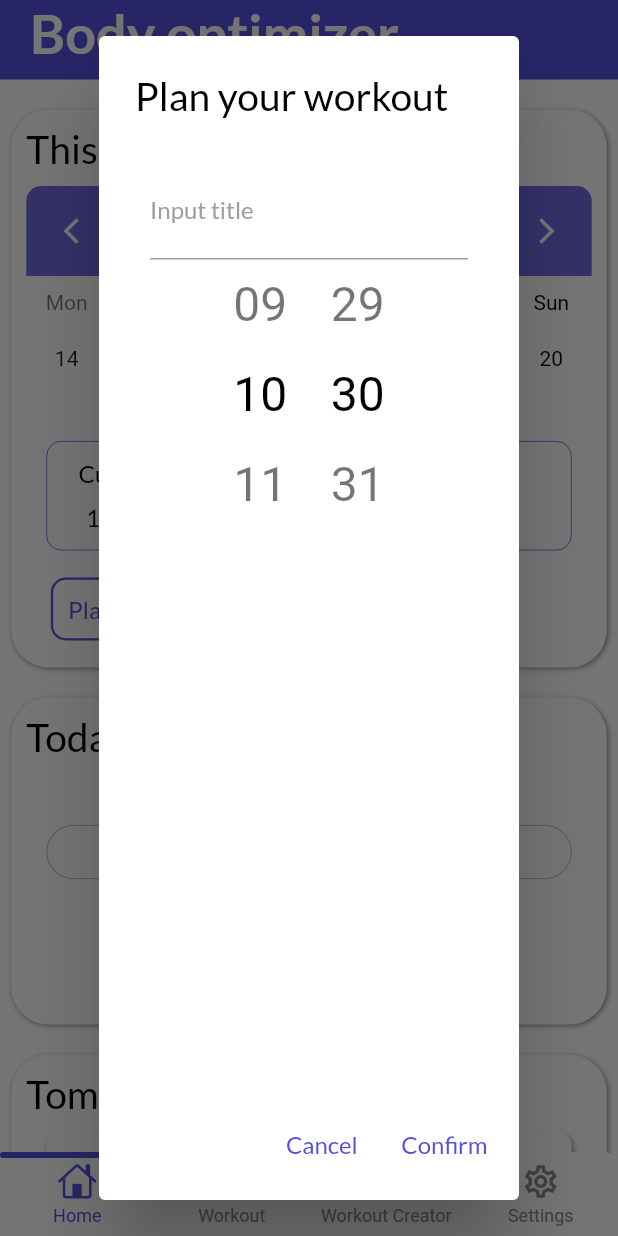
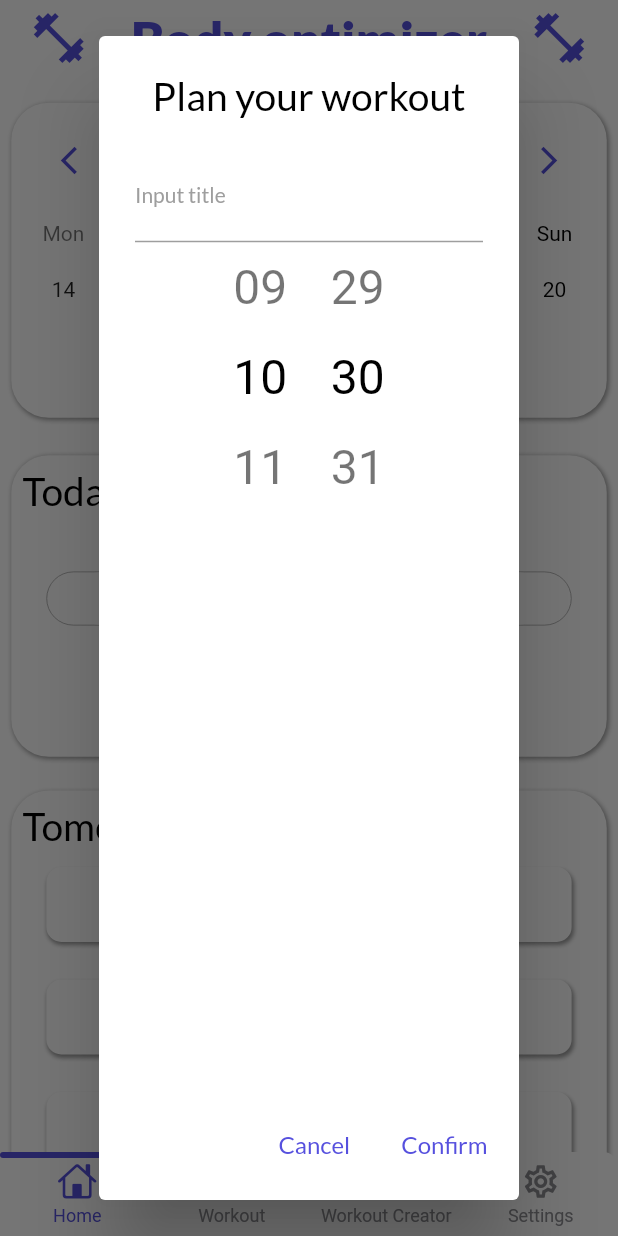
Before and after one commit to dolienn/body_optimizer, a Flutter app: the screen it shows after launch, after a tap on "Plan workout", on a phone screen of 412 x 824 dp. Run offline on Flutter 3.47's test engine with Material 2 defaults, Android fonts, the phone set to English and light mode, and no system bars; drawn by our look-alikes of flutter_time_picker_spinner, getwidget, persistent_bottom_nav_bar, table_calendar; our stand-ins replace animated_splash_screen, elegant_notification, google_fonts.

Commit message:
some updates

```diff
--- /dev/null
+++ b/lib/constants.dart
@@ -0,0 +1,23 @@
+import 'package:google_fonts/google_fonts.dart';
+import 'package:flutter/material.dart';
+
+class PublicVariables {
+  var mainColor = const Color(0xFF5650DE);
+  var accentColor = const Color(0xFFF869D5);
+  var paddingAll = const EdgeInsets.all(7.5);
+  var marginSymmetricVertical = const EdgeInsets.symmetric(vertical: 12.5);
+  var normalText = GoogleFonts.lato(color: Colors.black, fontSize: 14);
+  var normalItalizedText = GoogleFonts.lato(
+      color: Colors.black, fontSize: 16, fontStyle: FontStyle.italic);
+  var normalWhiteText = GoogleFonts.lato(color: Colors.white, fontSize: 14);
+  var normalGreyText = GoogleFonts.lato(color: Colors.grey, fontSize: 14);
+  var normalMainColorText =
+      GoogleFonts.lato(color: const Color(0xFF5650DE), fontSize: 16);
+  var subheaderText = GoogleFonts.lato(color: Colors.black, fontSize: 20);
+  var headerText = GoogleFonts.lato(color: Colors.black, fontSize: 26);
+  var bannerText = GoogleFonts.lato(
+      color: const Color(0xFF5650DE),
+      fontSize: 34,
+      fontWeight: FontWeight.w900);
+  var titleText = GoogleFonts.lato(color: Colors.black, fontSize: 42);
+}
--- a/lib/screens/homepage.dart
+++ b/lib/screens/homepage.dart
@@ -1,12 +1,14 @@
 import 'package:flutter_time_picker_spinner/flutter_time_picker_spinner.dart';
 import 'package:elegant_notification/elegant_notification.dart';
 import 'package:elegant_notification/resources/arrays.dart';
-import 'package:body_optimizer/screens/mainpage.dart';
 import 'package:table_calendar/table_calendar.dart';
+import 'package:path_provider/path_provider.dart';
 import 'package:google_fonts/google_fonts.dart';
 import 'package:getwidget/getwidget.dart';
 import 'package:flutter/material.dart';
 import 'package:intl/intl.dart';
+import '../constants.dart';
+import 'dart:io';
 
 class MyHomePage extends StatefulWidget {
   const MyHomePage({Key? key}) : super(key: key);
@@ -16,6 +18,8 @@ class MyHomePage extends StatefulWidget {
 }
 
 class _MyHomePageState extends State<MyHomePage> {
+  // FILE //
+  String fileName = "savedEvents.json";
   // VARIABLES FROM OTHER SITES (for now placeholder) //
   String workoutToday = "Abs workout";
   List<String> workoutTomorrow = [
@@ -58,25 +62,53 @@ class _MyHomePageState extends State<MyHomePage> {
     return [];
   }
 
-  // WHEN APP LAUNCHES ADDS SOME EVENTS THAT I MANUALLY ADDED HERE //
-  loadPreviousEvents() {
-    selectedEvents = {
-      "2022-11-15": [
-        {"eventTitle": "Legs Workout", "eventTime": "21:35"},
-        {"eventTitle": "Back Workout", "eventTime": "22:50"}
-      ],
-      "2022-11-16": [
-        {"eventTitle": "Custom workout", "eventTime": "12:15"}
-      ],
-    };
+  // FILE INITIALIZATION //
+
+  Future<String> getFilePath() async {
+    Directory documentsDirectory = await getApplicationDocumentsDirectory();
+    String documentsPath = documentsDirectory.path;
+    String filePath = '$documentsPath/$fileName';
+    File(filePath).createSync();
+    return filePath;
+  }
+
+  void saveFile(date, title, time) async {
+    File file = File(await getFilePath());
+    file.writeAsString("$date\n$title\n$time\n",
+        mode: FileMode.writeOnlyAppend);
+  }
+
+  void readFile() async {
+    File file = File(await getFilePath());
+    List<String> fileEvents = await file.readAsLines();
+    for (int i = 0; i < fileEvents.length; i += 3) {
+      if (selectedEvents.containsKey(fileEvents[i])) {
+        selectedEvents[fileEvents[i]]!.addAll([
+          {
+            "eventTitle": fileEvents[i + 1],
+            "eventTime": fileEvents[i + 2],
+          }
+        ]);
+      } else {
+        selectedEvents.addAll({
+          fileEvents[i]: [
+            {
+              "eventTitle": fileEvents[i + 1],
+              "eventTime": fileEvents[i + 2],
+            }
+          ]
+        });
+      }
+    }
+    setState(() {});
   }
 
   @override
   void initState() {
     super.initState();
+    _selectedDay = _focusedDay;
     countPercentage();
-    loadPreviousEvents();
-    _selectedDay = _focusedDay;
+    readFile();
   }
 
   @override
@@ -87,15 +119,25 @@ class _MyHomePageState extends State<MyHomePage> {
       body: SingleChildScrollView(
         child: Column(children: [
           Container(
-            margin: const EdgeInsets.only(bottom: 10),
+            alignment: Alignment.center,
+            margin: const EdgeInsets.all(5),
             width: double.infinity,
-            padding: const EdgeInsets.only(bottom: 10, left: 20),
-            decoration: BoxDecoration(
-              color: PublicVariables().mainColor,
+            padding: const EdgeInsets.only(bottom: 5),
+            decoration: const BoxDecoration(
+              color: Colors.white,
             ),
             child: SafeArea(
-              child:
+              child: Row(
+                mainAxisAlignment: MainAxisAlignment.spaceAround,
+                crossAxisAlignment: CrossAxisAlignment.center,
+                children: [
+                  Icon(Icons.fitness_center_outlined,
+                      size: 40, color: PublicVariables().mainColor),
                   Text("Body optimizer", style: PublicVariables().bannerText),
+                  Icon(Icons.fitness_center_outlined,
+                      size: 40, color: PublicVariables().mainColor),
+                ],
+              ),
             ),
           ),
           Container(
@@ -114,36 +156,31 @@ class _MyHomePageState extends State<MyHomePage> {
                         offset: Offset(1, 1)),
                   ],
                 ),
-                child: Padding(
-                  padding: PublicVariables().paddingAll,
                 child: Column(children: [
                   Container(
-                        alignment: Alignment.topLeft,
-                        child: Text("This week",
-                            style: PublicVariables().headerText)),
-                    Container(
-                      margin: PublicVariables().marginSymmetricVertical,
-                      padding: const EdgeInsets.only(bottom: 10),
+                    padding: PublicVariables().paddingAll,
                     child: TableCalendar(
                       focusedDay: _focusedDay,
                       firstDay: DateTime(2022),
                       lastDay: DateTime(2050),
                       calendarFormat: _calendarFormat,
+                      formatAnimationCurve: Curves.easeInOut,
+                      formatAnimationDuration:
+                          const Duration(milliseconds: 500),
                       startingDayOfWeek: StartingDayOfWeek.monday,
                       rowHeight: 50,
                       daysOfWeekHeight: 25,
                       headerStyle: HeaderStyle(
                         headerMargin: const EdgeInsets.only(bottom: 5),
-                          decoration: BoxDecoration(
-                            borderRadius: const BorderRadius.only(
+                        decoration: const BoxDecoration(
+                          borderRadius: BorderRadius.only(
                             topLeft: Radius.circular(10),
                             topRight: Radius.circular(10),
                           ),
-                            color:
-                                PublicVariables().mainColor.withOpacity(0.85),
+                          color: Colors.white,
                         ),
                         titleTextStyle: GoogleFonts.lato(
-                            color: Colors.white,
+                          color: PublicVariables().mainColor,
                           fontSize: 18,
                         ),
                         formatButtonTextStyle: GoogleFonts.lato(
@@ -153,18 +190,17 @@ class _MyHomePageState extends State<MyHomePage> {
                         ),
                         formatButtonDecoration: BoxDecoration(
                           borderRadius: BorderRadius.circular(10),
-                            border: Border.all(color: Colors.white, width: 1.5),
                           color: PublicVariables().mainColor,
                         ),
-                          leftChevronIcon: const Icon(
+                        leftChevronIcon: Icon(
                           Icons.arrow_back_ios_new_outlined,
-                            color: Colors.white,
-                            size: 20,
+                          color: PublicVariables().mainColor,
+                          size: 22,
                         ),
-                          rightChevronIcon: const Icon(
+                        rightChevronIcon: Icon(
                           Icons.arrow_forward_ios_outlined,
-                            color: Colors.white,
-                            size: 20,
+                          color: PublicVariables().mainColor,
+                          size: 22,
                         ),
                       ),
                       daysOfWeekStyle: const DaysOfWeekStyle(
@@ -172,8 +208,7 @@ class _MyHomePageState extends State<MyHomePage> {
                         weekendStyle: TextStyle(color: Colors.black),
                       ),
                       calendarStyle: CalendarStyle(
-                          weekendTextStyle:
-                              const TextStyle(color: Colors.black),
+                        weekendTextStyle: const TextStyle(color: Colors.black),
                         todayDecoration: const BoxDecoration(
                           color: Colors.grey,
                           shape: BoxShape.circle,
@@ -212,30 +247,32 @@ class _MyHomePageState extends State<MyHomePage> {
                       ..._listOfDayEvents(_selectedDay!).map(
                         (myEvents) => Container(
                           width: MediaQuery.of(context).size.width * 0.85,
-                            margin: const EdgeInsets.symmetric(
-                                vertical: 10, horizontal: 5),
+                          margin: const EdgeInsets.all(10),
                           decoration: BoxDecoration(
                             border: Border.all(
                               color: PublicVariables().mainColor,
-                                width: 0.5,
+                              width: 0.75,
                             ),
                             color: Colors.white,
                             borderRadius: BorderRadius.circular(10),
                           ),
                           child: ListTile(
-                              title: Row(children: [
-                                Padding(
-                                  padding: const EdgeInsets.symmetric(
-                                      horizontal: 5.0, vertical: 5.0),
-                                  child: Text(
+                            title: Row(
+                                mainAxisAlignment:
+                                    MainAxisAlignment.spaceBetween,
+                                children: [
+                                  Text(
                                     "${myEvents['eventTitle']}",
-                                    style: PublicVariables().normalText,
+                                    style: PublicVariables().subheaderText,
                                   ),
+                                  IconButton(
+                                    onPressed: () {},
+                                    icon: const Icon(Icons.delete_outlined,
+                                        size: 24, color: Colors.black),
                                   ),
                                 ]),
                             subtitle: Padding(
-                                padding: const EdgeInsets.symmetric(
-                                    horizontal: 10.0, vertical: 5.0),
+                              padding: const EdgeInsets.all(10),
                               child: Text(
                                 "${myEvents['eventTime']}",
                                 style: PublicVariables().normalText,
@@ -244,19 +281,22 @@ class _MyHomePageState extends State<MyHomePage> {
                           ),
                         ),
                       ),
+                    ],
+                  ),
                   TextButton(
                     onPressed: () {
                       titleController.text = "";
                       showDialog(
                         context: context,
                         builder: (context) => AlertDialog(
-                                title: Text(
+                          title: Container(
+                            alignment: Alignment.center,
+                            child: Text(
                               "Plan your workout",
                               style: PublicVariables().headerText,
                             ),
-                                content: Padding(
-                                  padding: PublicVariables().paddingAll,
-                                  child: Column(children: [
+                          ),
+                          content: Column(children: [
                             TextFormField(
                               style: PublicVariables().subheaderText,
                               controller: titleController,
@@ -277,34 +317,30 @@ class _MyHomePageState extends State<MyHomePage> {
                               },
                             ),
                           ]),
-                                ),
                           actions: [
                             Padding(
-                                    padding: const EdgeInsets.only(
-                                        right: 5, bottom: 5),
+                              padding: const EdgeInsets.all(5),
                               child: TextButton(
                                 child: Text("Cancel",
-                                          style: PublicVariables()
-                                              .normalMainColorText),
+                                    style:
+                                        PublicVariables().normalMainColorText),
                                 onPressed: () {
                                   Navigator.pop(context);
                                 },
                               ),
                             ),
                             Padding(
-                                    padding: const EdgeInsets.only(
-                                        right: 5, bottom: 5),
+                              padding: const EdgeInsets.all(5),
                               child: TextButton(
                                 child: Text("Confirm",
-                                          style: PublicVariables()
-                                              .normalMainColorText),
+                                    style:
+                                        PublicVariables().normalMainColorText),
                                 onPressed: () {
                                   if (titleController.text.isEmpty) {
                                     ElegantNotification.error(
-                                            toastDuration:
-                                                const Duration(seconds: 2),
-                                            animationDuration: const Duration(
-                                                milliseconds: 500),
+                                      toastDuration: const Duration(seconds: 2),
+                                      animationDuration:
+                                          const Duration(milliseconds: 500),
                                       animation: AnimationType.fromTop,
                                       notificationPosition:
                                           NotificationPosition.topCenter,
@@ -316,10 +352,9 @@ class _MyHomePageState extends State<MyHomePage> {
                                   } else {
                                     Navigator.pop(context);
                                     ElegantNotification.success(
-                                            toastDuration:
-                                                const Duration(seconds: 2),
-                                            animationDuration: const Duration(
-                                                milliseconds: 500),
+                                      toastDuration: const Duration(seconds: 2),
+                                      animationDuration:
+                                          const Duration(milliseconds: 500),
                                       animation: AnimationType.fromTop,
                                       notificationPosition:
                                           NotificationPosition.topCenter,
@@ -328,14 +363,14 @@ class _MyHomePageState extends State<MyHomePage> {
                                       description: const Text(
                                           "Your workout has been added!"),
                                     ).show(context);
+
                                     if (selectedEvents.containsKey(
                                         "${_selectedDay!.year}-${_selectedDay!.month}-${_selectedDay!.day}")) {
                                       selectedEvents[
                                               "${_selectedDay!.year}-${_selectedDay!.month}-${_selectedDay!.day}"]!
                                           .addAll([
                                         {
-                                                "eventTitle":
-                                                    titleController.text,
+                                          "eventTitle": titleController.text,
                                           "eventTime":
                                               "${hoursAndMinutes.hour}:${hoursAndMinutes.minute}"
                                         }
@@ -345,8 +380,7 @@ class _MyHomePageState extends State<MyHomePage> {
                                         "${_selectedDay!.year}-${_selectedDay!.month}-${_selectedDay!.day}":
                                             [
                                           {
-                                                  "eventTitle":
-                                                      titleController.text,
+                                            "eventTitle": titleController.text,
                                             "eventTime":
                                                 "${hoursAndMinutes.hour}:${hoursAndMinutes.minute}"
                                           }
@@ -354,6 +388,10 @@ class _MyHomePageState extends State<MyHomePage> {
                                       });
                                     }
                                     setState(() {});
+                                    saveFile(
+                                        "${_selectedDay!.year}-${_selectedDay!.month}-${_selectedDay!.day}",
+                                        titleController.text,
+                                        "${hoursAndMinutes.hour}:${hoursAndMinutes.minute}");
                                   }
                                 },
                               ),
@@ -366,8 +404,7 @@ class _MyHomePageState extends State<MyHomePage> {
                       decoration: BoxDecoration(
                         borderRadius: BorderRadius.circular(10),
                         border: Border.all(
-                                  color: PublicVariables().mainColor,
-                                  width: 1.5),
+                            color: PublicVariables().mainColor, width: 1.5),
                       ),
                       padding: PublicVariables().paddingAll,
                       child: Text(
@@ -376,10 +413,7 @@ class _MyHomePageState extends State<MyHomePage> {
                       ),
                     ),
                   ),
-                      ],
-                    ),
                 ]),
-                ),
               ),
               Container(
                 margin: PublicVariables().marginSymmetricVertical,
@@ -460,7 +494,10 @@ class _MyHomePageState extends State<MyHomePage> {
                                   countPercentage();
                                 }
                               },
-                              child: const Text("increase exercise")),
+                              child: Text(
+                                "increase exercise",
+                                style: PublicVariables().normalMainColorText,
+                              )),
                           TextButton(
                               onPressed: () {
                                 if (numOfExercisesLeft > 0) {
@@ -469,7 +506,10 @@ class _MyHomePageState extends State<MyHomePage> {
                                   countPercentage();
                                 }
                               },
-                              child: const Text("decrease exercise")),
+                              child: Text(
+                                "Do 1 exercise",
+                                style: PublicVariables().normalMainColorText,
+                              )),
                         ],
                       ),
                     ]),
@@ -529,7 +569,7 @@ class _MyHomePageState extends State<MyHomePage> {
                   ]),
                 ),
               ),
-              const Padding(padding: EdgeInsets.symmetric(vertical: 20)),
+              const Padding(padding: EdgeInsets.symmetric(vertical: 15)),
             ]),
           ),
         ]),
--- a/lib/screens/mainpage.dart
+++ b/lib/screens/nav_bar.dart
@@ -3,7 +3,7 @@ import 'package:body_optimizer/screens/workoutcreator.dart';
 import 'package:body_optimizer/screens/homepage.dart';
 import 'package:body_optimizer/screens/settings.dart';
 import 'package:body_optimizer/screens/workout.dart';
-import 'package:google_fonts/google_fonts.dart';
+import 'package:body_optimizer/constants.dart';
 import 'package:flutter/cupertino.dart';
 import 'package:flutter/material.dart';
 
@@ -12,25 +12,6 @@ class MainPage extends StatefulWidget {
 
   @override
   State<MainPage> createState() => _MainPageState();
-}
-
-class PublicVariables {
-  var mainColor = const Color(0xFF5650DE);
-  var accentColor = const Color(0xFFF869D5);
-  var paddingAll = const EdgeInsets.all(10);
-  var marginSymmetricVertical = const EdgeInsets.symmetric(vertical: 10);
-  var normalText = GoogleFonts.lato(color: Colors.black, fontSize: 16);
-  var normalItalizedText = GoogleFonts.lato(
-      color: Colors.black, fontSize: 16, fontStyle: FontStyle.italic);
-  var normalWhiteText = GoogleFonts.lato(color: Colors.white, fontSize: 16);
-  var normalGreyText = GoogleFonts.lato(color: Colors.grey, fontSize: 16);
-  var normalMainColorText =
-      GoogleFonts.lato(color: const Color(0xFF5650DE), fontSize: 16);
-  var subheaderText = GoogleFonts.lato(color: Colors.black, fontSize: 20);
-  var headerText = GoogleFonts.lato(color: Colors.black, fontSize: 26);
-  var bannerText = GoogleFonts.lato(
-      color: Colors.white, fontSize: 36, fontWeight: FontWeight.w600);
-  var titleText = GoogleFonts.lato(color: Colors.black, fontSize: 36);
 }
 
 class _MainPageState extends State<MainPage> {
--- a/lib/screens/splash.dart
+++ b/lib/screens/splash.dart
@@ -1,6 +1,7 @@
 import 'package:animated_splash_screen/animated_splash_screen.dart';
-import 'package:body_optimizer/screens/mainpage.dart';
+import 'package:body_optimizer/screens/nav_bar.dart';
 import 'package:flutter/material.dart';
+import '../constants.dart';
 
 class Splash extends StatefulWidget {
   const Splash({super.key});
--- a/pubspec.yaml
+++ b/pubspec.yaml
@@ -23,6 +23,7 @@ dependencies:
   google_fonts:
   elegant_notification: ^1.6.4
   flutter_time_picker_spinner: ^2.0.0
+  path_provider: ^2.0.11
 
 dev_dependencies:
   flutter_test:
```
Also changed, not shown: pubspec.lock. Lines whose indentation alone changed are shown as unchanged.
